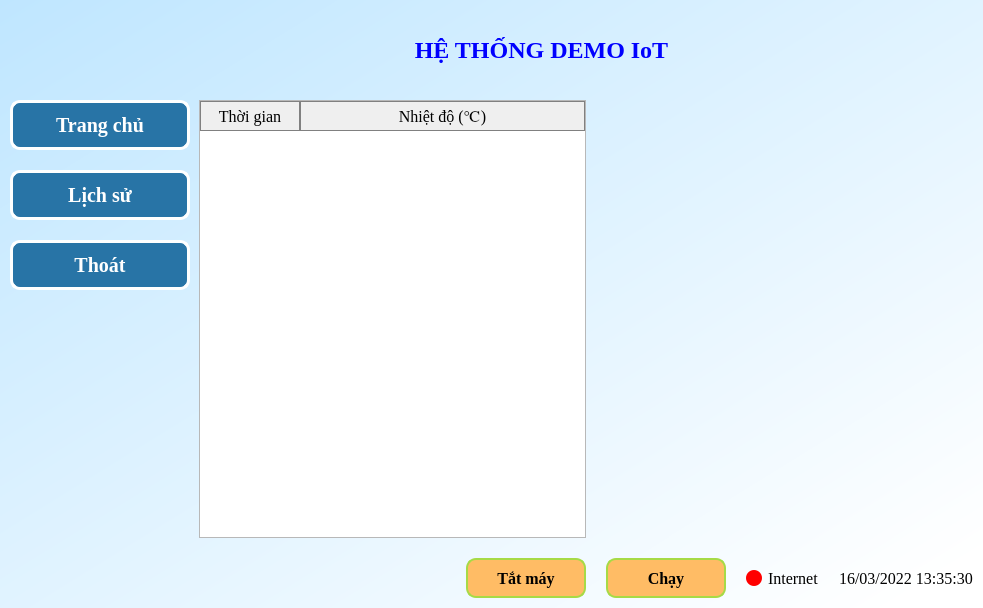
Before: the Qt Designer form iot.ui in sonmasterj/iot, drawn with Qt 5.
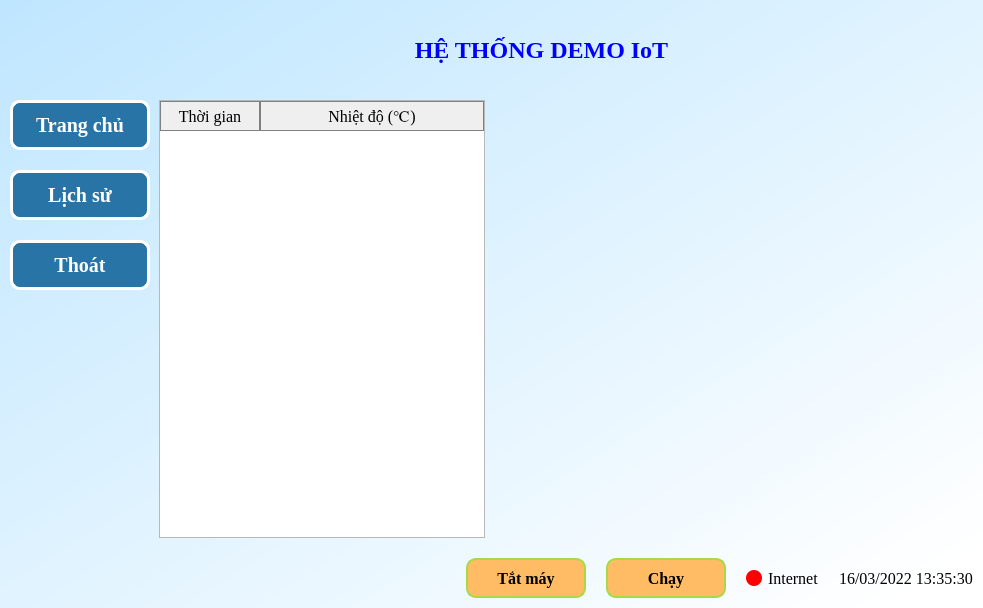
After: the same form once the commit is applied. The open tabs and pages were chosen to show the change. Icons and pictures are not drawn.

Patch:
```diff
--- a/iot.ui
+++ b/iot.ui
@@ -197,13 +197,13 @@
             </property>
             <property name="minimumSize">
              <size>
-              <width>180</width>
+              <width>140</width>
               <height>50</height>
              </size>
             </property>
             <property name="maximumSize">
              <size>
-              <width>180</width>
+              <width>140</width>
               <height>16777215</height>
              </size>
             </property>
@@ -237,13 +237,13 @@
            <widget class="QPushButton" name="btn_history">
             <property name="minimumSize">
              <size>
-              <width>180</width>
+              <width>140</width>
               <height>50</height>
              </size>
             </property>
             <property name="maximumSize">
              <size>
-              <width>180</width>
+              <width>140</width>
               <height>16777215</height>
              </size>
             </property>
@@ -283,13 +283,13 @@
             </property>
             <property name="minimumSize">
              <size>
-              <width>180</width>
+              <width>140</width>
               <height>50</height>
              </size>
             </property>
             <property name="maximumSize">
              <size>
-              <width>180</width>
+              <width>140</width>
               <height>16777215</height>
              </size>
             </property>
@@ -1500,7 +1500,7 @@
             <number>10</number>
            </property>
            <item>
-            <layout class="QHBoxLayout" name="graphBox" stretch="1,1">
+            <layout class="QHBoxLayout" name="graphBox" stretch="2,3">
              <property name="spacing">
               <number>10</number>
              </property>
```
Left out of the diff: 18 changed lines with no effect on the pictures.
